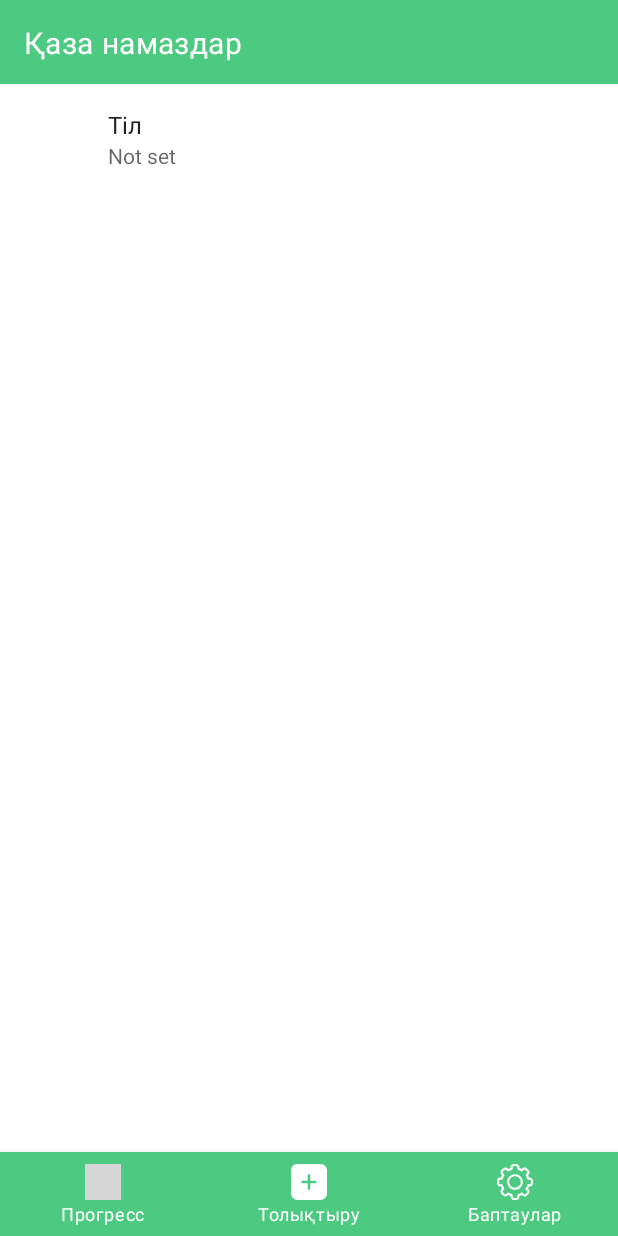
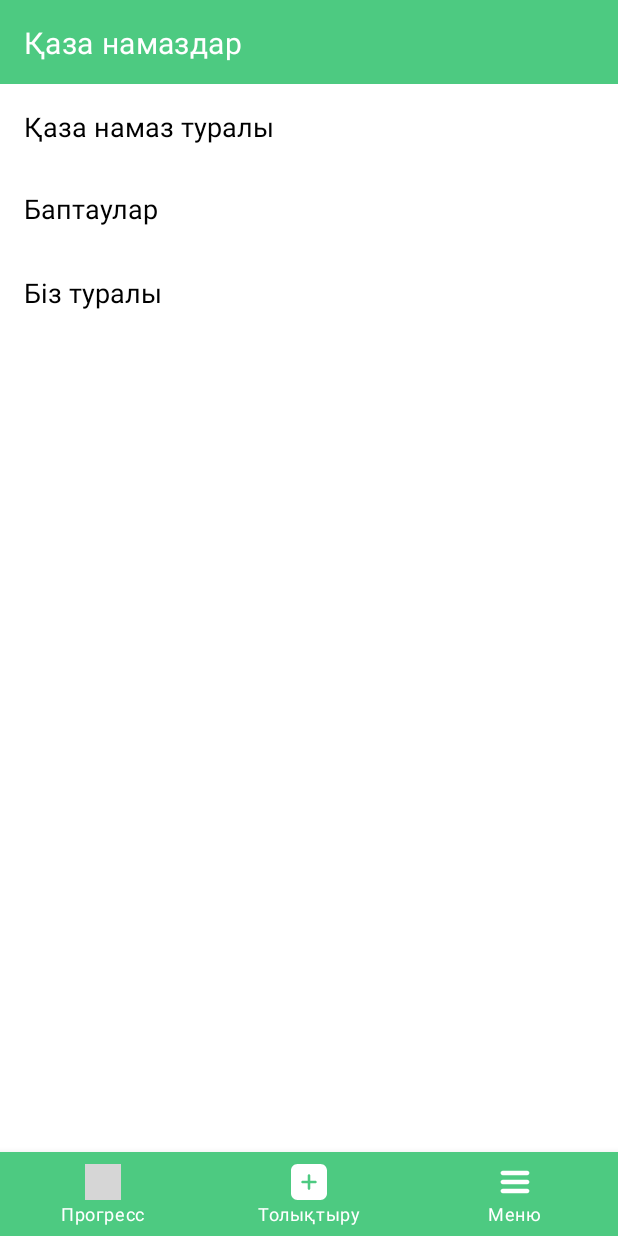
Before and after one commit to yelamansa/Qaza.Tracker, an Android app: the MainActivity screen opened directly, with no data from a screen before it, item 3 of the bottom bar chosen, on a phone screen of 412 x 824 dp. Run offline under Robolectric (Android 15) with nearby library versions, the phone set to English and light mode, and no system bars; grey boxes are pictures that could not be loaded.

Commit message:
Добавил меню на главном экране

```diff
--- a/app/src/main/java/kz/qazatracker/main/MainActivity.kt
+++ b/app/src/main/java/kz/qazatracker/main/MainActivity.kt
@@ -7,6 +7,7 @@ import androidx.fragment.app.commit
 import androidx.fragment.app.replace
 import com.google.android.material.bottomnavigation.BottomNavigationView
 import kz.qazatracker.R
+import kz.qazatracker.main.menu.MenuFragment
 import kz.qazatracker.main.qaza_progress.QazaProgressFragment
 import kz.qazatracker.main.settings.SettingsFragment
 import kz.qazatracker.qaza_hand_input.presentation.QazaInputRouter
@@ -63,7 +64,7 @@ class MainActivity : AppCompatActivity() {
     private fun replaceToSettings() {
         supportFragmentManager.commit {
             setReorderingAllowed(true)
-            replace<SettingsFragment>(R.id.activity_main_fragment_container)
+            replace<MenuFragment>(R.id.activity_main_fragment_container)
         }
     }
 }
--- /dev/null
+++ b/app/src/main/java/kz/qazatracker/main/menu/MenuFragment.kt
@@ -0,0 +1,18 @@
+package kz.qazatracker.main.menu
+
+import android.os.Bundle
+import androidx.fragment.app.Fragment
+import android.view.LayoutInflater
+import android.view.View
+import android.view.ViewGroup
+import kz.qazatracker.R
+
+class MenuFragment : Fragment() {
+
+    override fun onCreateView(
+        inflater: LayoutInflater, container: ViewGroup?,
+        savedInstanceState: Bundle?
+    ): View? {
+        return inflater.inflate(R.layout.fragment_menu, container, false)
+    }
+}
--- /dev/null
+++ b/app/src/main/res/drawable/ic_menu.xml
@@ -0,0 +1,15 @@
+<vector xmlns:android="http://schemas.android.com/apk/res/android"
+    android:width="200dp"
+    android:height="200dp"
+    android:viewportWidth="100"
+    android:viewportHeight="100">
+  <path
+      android:pathData="M83.8,31.2H16.2c-3.5,0 -6.2,-2.8 -6.2,-6.2s2.8,-6.2 6.2,-6.2h67.5c3.5,0 6.2,2.8 6.2,6.2s-2.7,6.2 -6.1,6.2z"
+      android:fillColor="#666766"/>
+  <path
+      android:pathData="M83.8,56.2H16.2c-3.5,0 -6.2,-2.8 -6.2,-6.2s2.8,-6.2 6.2,-6.2h67.5c3.5,0 6.2,2.8 6.2,6.2s-2.7,6.2 -6.1,6.2z"
+      android:fillColor="#666766"/>
+  <path
+      android:pathData="M83.8,81.2H16.2c-3.5,0 -6.2,-2.8 -6.2,-6.2s2.8,-6.2 6.2,-6.2h67.5c3.5,0 6.2,2.8 6.2,6.2s-2.7,6.2 -6.1,6.2z"
+      android:fillColor="#666766"/>
+</vector>
--- /dev/null
+++ b/app/src/main/res/layout/fragment_menu.xml
@@ -0,0 +1,40 @@
+<?xml version="1.0" encoding="utf-8"?>
+<LinearLayout
+    xmlns:android="http://schemas.android.com/apk/res/android"
+    xmlns:tools="http://schemas.android.com/tools"
+    android:layout_width="match_parent"
+    android:layout_height="match_parent"
+    tools:context=".main.menu.MenuFragment"
+    android:orientation="vertical"
+    >
+
+    <TextView
+        android:id="@+id/about_qaza_solat_text_view"
+        android:layout_width="match_parent"
+        android:layout_height="wrap_content"
+        android:text="@string/about_qaza_solat"
+        style="@style/menu_item_style"
+        />
+
+    <TextView
+        android:clickable="true"
+        android:background="?android:attr/selectableItemBackground"
+        android:id="@+id/settings_text_view"
+        android:layout_width="match_parent"
+        android:layout_height="wrap_content"
+        android:text="@string/setting"
+        style="@style/menu_item_style"
+        />
+
+    <TextView
+        android:clickable="true"
+        android:background="?android:attr/selectableItemBackground"
+        android:id="@+id/about_us_text_view"
+        android:layout_width="match_parent"
+        android:layout_height="wrap_content"
+        android:text="@string/about_us"
+        style="@style/menu_item_style"
+        />
+
+
+</LinearLayout>
--- a/app/src/main/res/menu/bottom_navigation_menu.xml
+++ b/app/src/main/res/menu/bottom_navigation_menu.xml
@@ -12,6 +12,6 @@
     <item
         android:iconTint="@color/color_white"
         android:id="@+id/navigation_settings"
-        android:icon="@drawable/ic_settings"
-        android:title="Баптаулар" />
+        android:icon="@drawable/ic_menu"
+        android:title="Меню" />
 </menu>
--- a/app/src/main/res/values/strings.xml
+++ b/app/src/main/res/values/strings.xml
@@ -25,4 +25,7 @@
     <string name="activity_start_screen_salam">Әссәләмуғалейкум!</string>
     <string name="save">Сақтау</string>
     <string name="language_title">Тіл</string>
+    <string name="setting">Баптаулар</string>
+    <string name="about_qaza_solat">Қаза намаз туралы</string>
+    <string name="about_us">Біз туралы</string>
 </resources>
--- a/app/src/main/res/values/styles.xml
+++ b/app/src/main/res/values/styles.xml
@@ -22,4 +22,13 @@
         <item name="android:textColor">@color/secondary_text_color</item>
     </style>
 
+    <style name="menu_item_style">
+        <item name="android:textColor">@android:color/black</item>
+        <item name="android:textSize">18sp</item>
+        <item name="android:padding">16dp</item>
+        <item name="android:clickable">true</item>
+        <item name="android:background">?android:attr/selectableItemBackground</item>
+        <item name="android:focusable">true</item>
+    </style>
+
 </resources>
--- a/app/src/main/res/xml/root_preferences.xml
+++ b/app/src/main/res/xml/root_preferences.xml
@@ -8,4 +8,6 @@
         app:title="@string/language_title"
         app:useSimpleSummaryProvider="true" />
 
+
+
 </PreferenceScreen>
```
